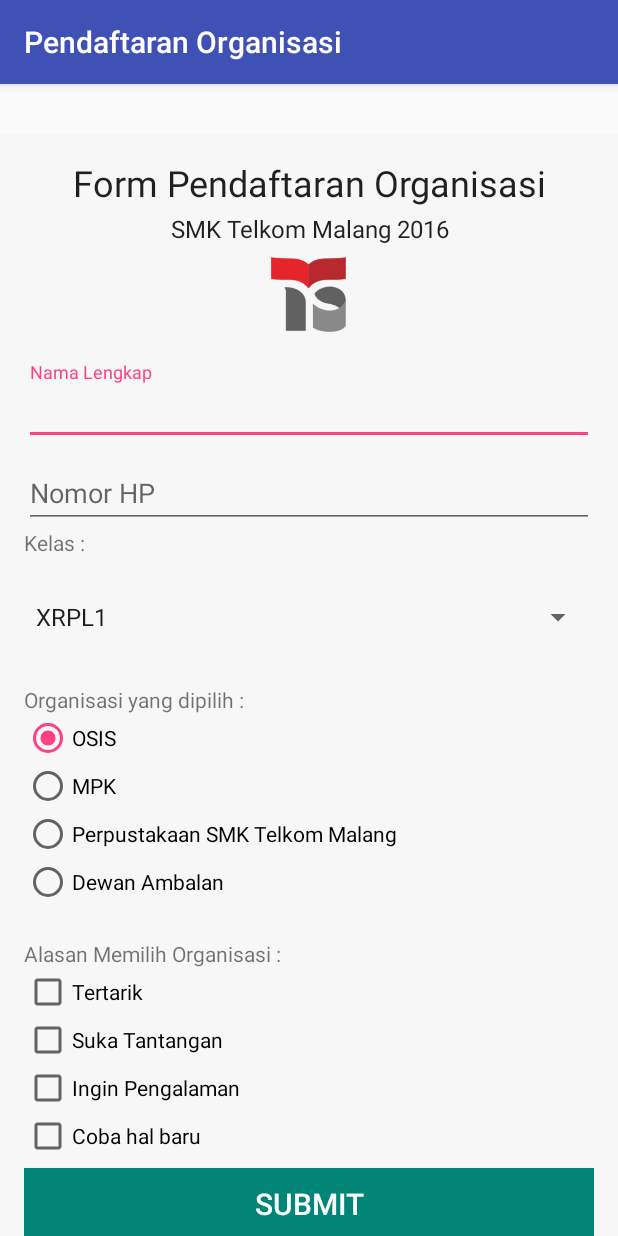
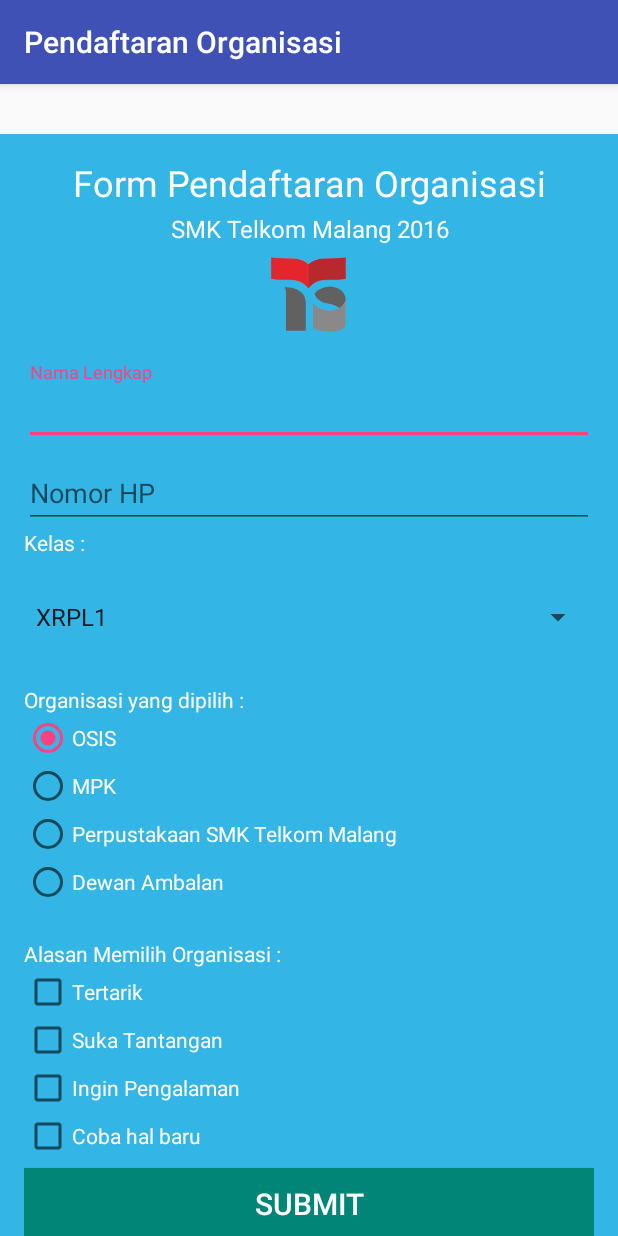
Before and after one commit to naufalramaputra/PendaftaranOrganisasiApps, an Android app: the screen it shows after launch (MainActivity), on a phone screen of 412 x 824 dp. Run offline under Robolectric (Android 15) with nearby library versions, the phone set to English and light mode, and no system bars.

Commit message:
Third Commit +New Design +Perbaikan bug

```diff
--- a/app/src/main/java/id/sch/smktelkom_mlg/tugas01/xiirpl1022/pendaftaranorganisasi/MainActivity.java
+++ b/app/src/main/java/id/sch/smktelkom_mlg/tugas01/xiirpl1022/pendaftaranorganisasi/MainActivity.java
@@ -71,7 +71,7 @@ public class MainActivity extends AppCompatActivity {
             tvNama.setText("Nama\t: " + nama);
             tvHP.setText("No HP\t: " + nohp);
         } else {
-            Clean();
+            doReset();
         }
 
         //output Kelas
--- a/app/src/main/res/layout/activity_main.xml
+++ b/app/src/main/res/layout/activity_main.xml
@@ -12,7 +12,7 @@
         android:layout_alignParentEnd="true"
         android:layout_alignParentRight="true"
         android:layout_marginTop="33dp"
-        android:background="#f7f7f7"
+        android:background="@android:color/holo_blue_light"
         android:orientation="vertical"
         android:paddingBottom="@dimen/activity_vertical_margin"
         android:paddingLeft="@dimen/activity_horizontal_margin"
@@ -28,7 +28,8 @@
             android:layout_width="match_parent"
             android:layout_height="36dp"
             android:text="Form Pendaftaran Organisasi"
-            android:textAlignment="center" />
+            android:textAlignment="center"
+            android:textColor="#ffffff" />
 
         <TextView
             android:id="@+id/textView"
@@ -37,7 +38,8 @@
             android:layout_height="30dp"
             android:layout_gravity="center_horizontal"
             android:text="SMK Telkom Malang 2016"
-            android:textAlignment="center" />
+            android:textAlignment="center"
+            android:textColor="#ffffff" />
 
         <ImageView
             android:id="@+id/imageView"
@@ -59,10 +61,12 @@
 
                 <EditText
                     android:id="@+id/editTextNama"
+                    style="@style/Base.TextAppearance.AppCompat.Medium"
                     android:layout_width="match_parent"
                     android:layout_height="wrap_content"
                     android:layout_gravity="center_horizontal"
-                    android:hint="Nama Lengkap" />
+                    android:hint="Nama Lengkap"
+                    android:textColor="#ffffff" />
             </android.support.design.widget.TextInputLayout>
 
             <android.support.design.widget.TextInputLayout
@@ -71,11 +75,13 @@
 
                 <EditText
                     android:id="@+id/editTextHp"
+                    style="@style/Base.TextAppearance.AppCompat.Medium"
                     android:layout_width="match_parent"
                     android:layout_height="wrap_content"
                     android:ems="10"
                     android:hint="Nomor HP"
-                    android:inputType="numberSigned" />
+                    android:inputType="numberSigned"
+                    android:textColor="#ffffff" />
             </android.support.design.widget.TextInputLayout>
         </LinearLayout>
 
@@ -89,10 +95,12 @@
                 android:id="@+id/textView3"
                 android:layout_width="wrap_content"
                 android:layout_height="wrap_content"
-                android:text="Kelas :" />
+                android:text="Kelas :"
+                android:textColor="#ffffff" />
 
             <Spinner
                 android:id="@+id/spinnerKelas"
+                style="@style/Base.TextAppearance.AppCompat.Medium"
                 android:layout_width="match_parent"
                 android:layout_height="80dp"
                 android:entries="@array/kelas" />
@@ -102,7 +110,8 @@
                 android:layout_width="wrap_content"
                 android:layout_height="wrap_content"
                 android:layout_marginTop="5dp"
-                android:text="Organisasi yang dipilih :" />
+                android:text="Organisasi yang dipilih :"
+                android:textColor="#ffffff" />
 
             <RadioGroup
                 android:id="@+id/radioGroupOrgan"
@@ -114,63 +123,72 @@
                     android:layout_width="wrap_content"
                     android:layout_height="wrap_content"
                     android:checked="true"
-                    android:text="OSIS" />
+                    android:text="OSIS"
+                    android:textColor="#ffffff" />
 
                 <RadioButton
                     android:id="@+id/radioButtonMPK"
                     android:layout_width="wrap_content"
                     android:layout_height="wrap_content"
                     android:checked="false"
-                    android:text="MPK" />
+                    android:text="MPK"
+                    android:textColor="#ffffff" />
 
                 <RadioButton
                     android:id="@+id/radioButtonPustel"
                     android:layout_width="wrap_content"
                     android:layout_height="wrap_content"
                     android:checked="false"
-                    android:text="Perpustakaan SMK Telkom Malang" />
+                    android:text="Perpustakaan SMK Telkom Malang"
+                    android:textColor="#ffffff" />
 
                 <RadioButton
                     android:id="@+id/radioButtonDA"
                     android:layout_width="wrap_content"
                     android:layout_height="wrap_content"
                     android:checked="false"
-                    android:text="Dewan Ambalan" />
+                    android:text="Dewan Ambalan"
+                    android:textColor="#ffffff" />
             </RadioGroup>
 
             <TextView
                 android:id="@+id/teOrgan"
                 android:layout_width="wrap_content"
                 android:layout_height="wrap_content"
-                android:text="Alasan Memilih Organisasi :" />
+                android:text="Alasan Memilih Organisasi :"
+                android:textColor="#ffffff" />
 
             <CheckBox
                 android:id="@+id/checkBoxTertarik"
                 android:layout_width="wrap_content"
                 android:layout_height="wrap_content"
                 android:checked="false"
-                android:text="Tertarik" />
+                android:text="Tertarik"
+                android:textColor="#ffffff" />
 
             <CheckBox
                 android:id="@+id/checkBoxTantangan"
                 android:layout_width="wrap_content"
                 android:layout_height="wrap_content"
                 android:checked="false"
-                android:text="Suka Tantangan" />
+                android:text="Suka Tantangan"
+                android:textColor="#ffffff" />
 
             <CheckBox
                 android:id="@+id/checkBoxPengalaman"
                 android:layout_width="wrap_content"
                 android:layout_height="wrap_content"
                 android:checked="false"
-                android:text="Ingin Pengalaman" />
+                android:text="Ingin Pengalaman"
+                android:textColor="#ffffff" />
 
             <CheckBox
                 android:id="@+id/checkBoxIkut"
                 android:layout_width="wrap_content"
                 android:layout_height="wrap_content"
                 android:checked="false"
-                android:text="Coba hal baru" />
+                android:text="Coba hal baru"
+                android:textColor="#ffffff" />
 
             <Button
                 android:id="@+id/buttonOK"
@@ -259,7 +277,7 @@
             </TableLayout>
             <Button
                 android:id="@+id/buttonReset"
-                android:layout_width="match_parent"
+                android:layout_width="166dp"
                 android:layout_height="wrap_content"
                 android:layout_gravity="center_horizontal"
                 android:layout_marginBottom="25dp"
@@ -268,5 +286,12 @@
                 android:textColor="#ffffff" />
         </LinearLayout>
 
+        <TextView
+            android:id="@+id/textView4"
+            android:layout_width="wrap_content"
+            android:layout_height="wrap_content"
+            android:layout_gravity="center_horizontal"
+            android:text="Copyright @ImamNaufalFaruqR" />
+
     </LinearLayout>
 </ScrollView>
```
